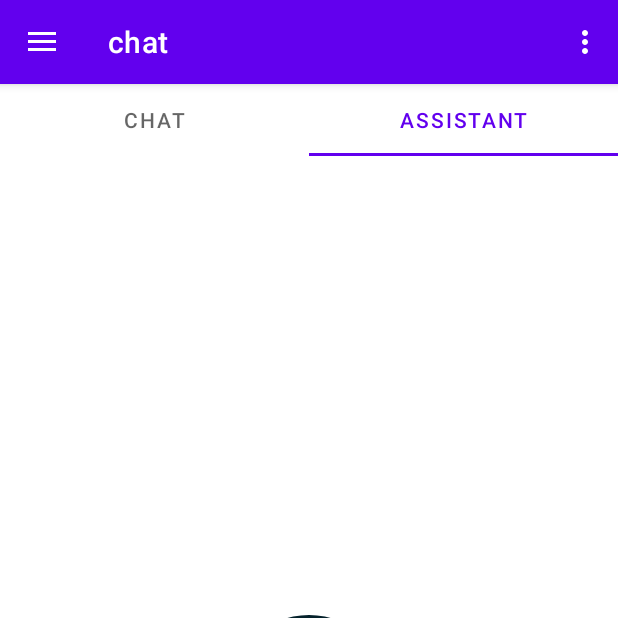
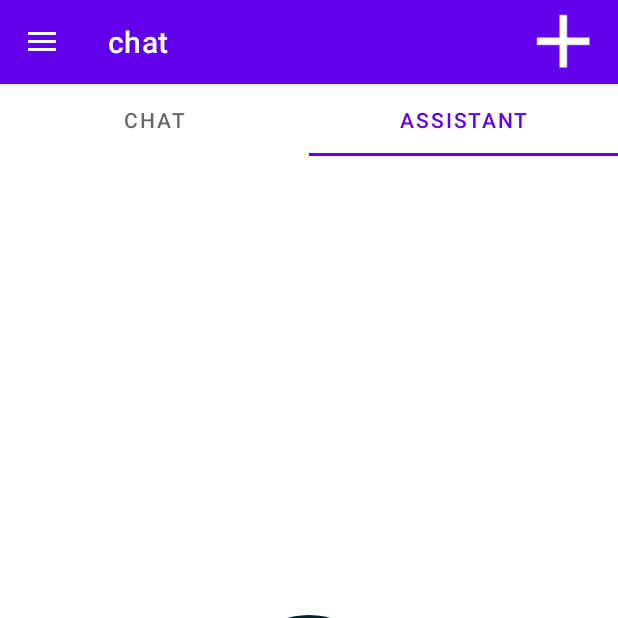
Before and after one commit to omaremam182/BitirmeProjesi, an Android app: the MainActivity screen opened directly, with no data from a screen before it, tab 2 chosen, on a phone screen of 412 x 824 dp, the top half of it. Run offline under Robolectric (Android 15) with nearby library versions, the phone set to English and light mode, and no system bars; our stand-ins replace navigation-ui.

```diff
--- a/app/src/main/AndroidManifest.xml
+++ b/app/src/main/AndroidManifest.xml
@@ -1,6 +1,8 @@
 <?xml version="1.0" encoding="utf-8"?>
 <manifest xmlns:android="http://schemas.android.com/apk/res/android"
 xmlns:tools="http://schemas.android.com/tools">
+    <uses-permission android:name="android.permission.RECORD_AUDIO" />
+    <uses-permission android:name="android.permission.QUERY_ALL_PACKAGES" />
 
     <application
     android:allowBackup="true"
@@ -27,6 +29,7 @@ xmlns:tools="http://schemas.android.com/tools">
         />
 
     </application>
-    <uses-permission android:name="android.permission.RECORD_AUDIO" />
+
+
 
 </manifest>
--- a/app/src/main/java/com/example/myprojcet/MainActivity.java
+++ b/app/src/main/java/com/example/myprojcet/MainActivity.java
@@ -1,10 +1,6 @@
 package com.example.myprojcet;
 
 import android.os.Bundle;
-import android.view.View;
-import android.view.Menu;
-
-import com.google.android.material.snackbar.Snackbar;
 import com.google.android.material.navigation.NavigationView;
 
 import androidx.navigation.NavController;
@@ -29,18 +25,10 @@ public class MainActivity extends AppCompatActivity {
         setContentView(binding.getRoot());
 
         setSupportActionBar(binding.appBarMain.toolbar);
-        binding.appBarMain.toolbar.setOnClickListener(new View.OnClickListener() {
-            @Override
-            public void onClick(View view) {
-                Snackbar.make(view, "Hello from our Snack bar (I am omer , Who are you)", Snackbar.LENGTH_LONG)
-                        .setAction("Action", null)
-                        .setAnchorView(R.id.toolbar).show();
-            }
-        });
+
         DrawerLayout drawer = binding.drawerLayout;
         NavigationView navigationView = binding.navView;
-        // Passing each menu ID as a set of Ids because each
-        // menu should be considered as top level destinations.
+
         mAppBarConfiguration = new AppBarConfiguration.Builder(
                 R.id.nav_home, R.id.nav_gallery, R.id.nav_slideshow)
                 .setOpenableLayout(drawer)
@@ -51,13 +39,6 @@ public class MainActivity extends AppCompatActivity {
     }
 
     @Override
-    public boolean onCreateOptionsMenu(Menu menu) {
-        // Inflate the menu; this adds items to the action bar if it is present.
-        getMenuInflater().inflate(R.menu.main, menu);
-        return true;
-    }
-
-    @Override
     public boolean onSupportNavigateUp() {
         NavController navController = Navigation.findNavController(this, R.id.nav_host_fragment_content_main);
         return NavigationUI.navigateUp(navController, mAppBarConfiguration)
--- a/app/src/main/java/com/example/myprojcet/ui/home/inner/ChatFragment.java
+++ b/app/src/main/java/com/example/myprojcet/ui/home/inner/ChatFragment.java
@@ -83,7 +83,7 @@ public class ChatFragment extends Fragment {
                 conversationHistory.add(userMsg);
 
                 JSONObject json = new JSONObject();
-                json.put("model", "openai/gpt-oss-20b");
+                json.put("model", "qwen/qwen3-32b");
                 JSONArray messagesArray = new JSONArray(conversationHistory);
                 json.put("messages", messagesArray);
 
--- a/app/src/main/res/layout/app_bar_main.xml
+++ b/app/src/main/res/layout/app_bar_main.xml
@@ -16,7 +16,17 @@ tools:context=".MainActivity">
         android:layout_width="match_parent"
         android:layout_height="?attr/actionBarSize"
         android:background="?attr/colorPrimary"
-        app:popupTheme="@style/Theme.MyProjcet.PopupOverlay" />
+        app:popupTheme="@style/Theme.MyProjcet.PopupOverlay" >
+            <ImageButton
+                android:id="@+id/btn_add"
+                android:layout_width="wrap_content"
+                android:layout_height="wrap_content"
+                android:layout_gravity="end"
+                android:background="?attr/colorPrimary"
+                android:padding="12dp"
+                android:src="@drawable/new_chat_button_icon" />
+        </androidx.appcompat.widget.Toolbar>
+
 
     </com.google.android.material.appbar.AppBarLayout>
 
```
Also changed, not shown: app/src/main/java/com/example/myprojcet/ui/home/HomeViewModel.java (deleted, +0 -19 lines), app/src/main/java/com/example/myprojcet/ui/home/inner/AssistantFragment.java (+10 -5 lines), app/src/main/java/com/example/myprojcet/ui/home/inner/ChatDatabase.java (added, +93 -0 lines), app/src/main/res/drawable/new_chat_button_icon.png (added).
